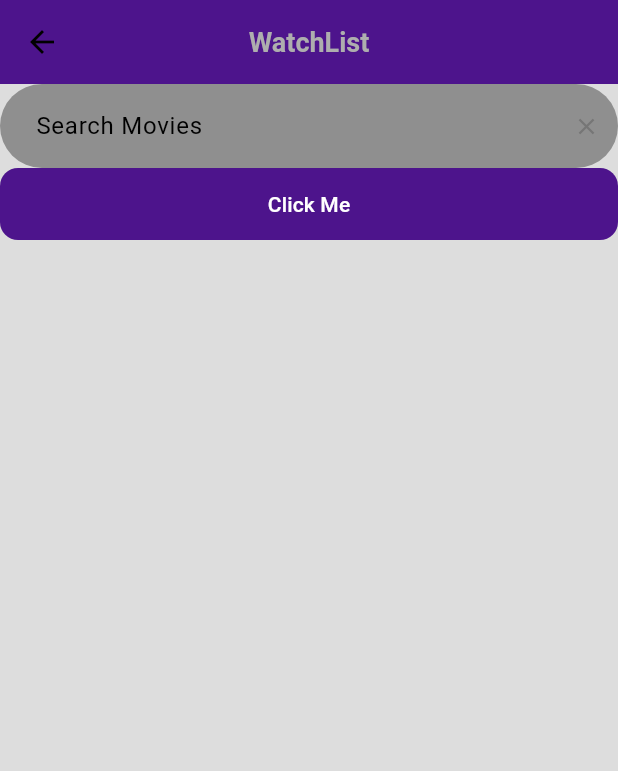
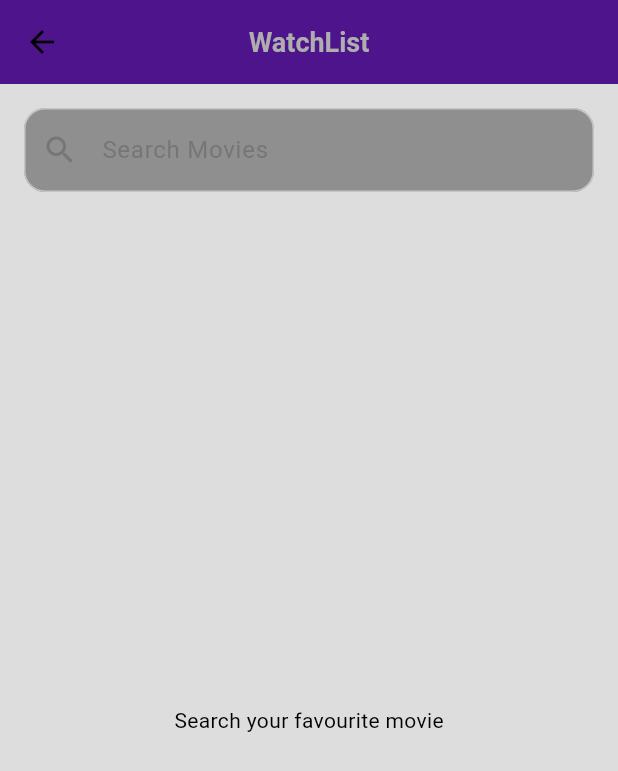
Before and after one commit to avi651/flutter_clean_movie, a Flutter app: the MovieSearchPage screen opened directly, on a phone screen of 412 x 824 dp. Shown: the top 771 px of the screen. Run offline on Flutter 3.47's test engine with Material 3 defaults, Android fonts, the phone set to English and light mode, and no system bars; our stand-ins replace bloc, carousel_slider, dartz, device_info_plus, dio, easy_localization and 7 more; missing offline and left inert: ansicolor, markdown_widget; accounts and stored records are empty; statements that could not run were skipped.

Commit message:
Integrated the movie app

```diff
--- a/lib/presentation/screens/movie_search_page/movie_search_bar.dart
+++ b/lib/presentation/screens/movie_search_page/movie_search_bar.dart
@@ -1,10 +1,6 @@
 import 'package:flutter/material.dart';
 import 'package:flutter_bloc/flutter_bloc.dart';
 import 'package:flutter_modular/flutter_modular.dart';
-import 'package:movie_clean/core/shared/extensions/iterable_extensions.dart';
-import 'package:movie_clean/core/shared/fetch_state.dart';
-import 'package:movie_clean/core/theme/extensions/material_state_property_extension.dart';
-import 'package:movie_clean/domain/entities/search_movie_entity/search_movie_entity.dart';
 import 'package:movie_clean/presentation/bloc/search_movie_cubit/search_movie_cubit.dart';
 import 'package:movie_clean/presentation/widgets/f_animated_scale_y.dart';
 import 'package:movie_clean/presentation/widgets/f_color_builder.dart';
@@ -12,68 +8,27 @@ import 'package:movie_clean/presentation/widgets/f_color_builder.dart';
 class MovieSearchBar extends StatelessWidget {
   final TextEditingController searchFieldController;
   final FocusNode searchFocusNode;
+
   const MovieSearchBar({
+    super.key,
     required this.searchFieldController,
     required this.searchFocusNode,
-    super.key,
   });
 
   @override
   Widget build(BuildContext context) {
-    return FColorBuilder(
-      builder: (context, colors) {
+    return BlocBuilder<SearchMovieCubit, SearchMovieFetchState>(
+      bloc: Modular.get<SearchMovieCubit>(),
+      builder: (context, state) {
         return Column(
-          crossAxisAlignment: CrossAxisAlignment.stretch,
           children: [
-            SearchBar(
+            _SearchTextField(
               controller: searchFieldController,
               focusNode: searchFocusNode,
-              backgroundColor: colors.neutral.v10.msAll(),
-              overlayColor: colors.neutral.v10.msAll(),
-              textStyle: TextStyle(color: colors.neutral.v100).msAll(),
-              surfaceTintColor: colors.neutral.v10.msAll(),
-              hintText: "Search Movies",
-              onTapOutside: (event) {
-                searchFocusNode.unfocus();
-              },
-              trailing: [
-                GestureDetector(
-                  onTap: () {
-                    searchFieldController.clear();
-                  },
-                  child: Icon(Icons.clear, size: 18, color: colors.neutral.v60),
-                ),
-              ],
+              isLoading: state.isBusy,
             ),
-            BlocBuilder<SearchMovieCubit, SearchMovieFetchState>(
-              bloc: Modular.get<SearchMovieCubit>(),
-              builder: (context, state) {
-                return ConstrainedBox(
-                  constraints: BoxConstraints(
-                    maxHeight: MediaQuery.of(context).size.height * 0.5,
-                  ),
-                  child: SingleChildScrollView(
-                    child: Column(
-                      crossAxisAlignment: CrossAxisAlignment.stretch,
-                      children: [
-                        FAnimatedScaleY(
-                          visible: state.isBusy,
-                          child: const _Loading(),
-                        ),
-                        switch (state) {
-                          FetchStateBusy(:final data?) ||
-                          FetchStateSuccess(:final data) => _Suggestions(
-                            searchMovieEntity: data,
-                            controller: searchFieldController,
-                          ),
-                          _ => const SizedBox(),
-                        },
-                      ],
-                    ),
-                  ),
-                );
-              },
-            ),
+
+            FAnimatedScaleY(visible: state.isBusy, child: const _Loading()),
           ],
         );
       },
@@ -81,58 +36,123 @@ class MovieSearchBar extends StatelessWidget {
   }
 }
 
-class _Loading extends StatelessWidget {
-  const _Loading();
+class _SearchTextField extends StatelessWidget {
+  final TextEditingController controller;
+  final FocusNode focusNode;
+  final bool isLoading;
+
+  const _SearchTextField({
+    required this.controller,
+    required this.focusNode,
+    required this.isLoading,
+  });
+
   @override
   Widget build(BuildContext context) {
-    return const Column(
-      children: [
-        SizedBox(height: 4),
-        LinearProgressIndicator(backgroundColor: Colors.red),
-      ],
+    final cubit = Modular.get<SearchMovieCubit>();
+
+    return FColorBuilder(
+      builder: (context, colors) {
+        return ValueListenableBuilder<TextEditingValue>(
+          valueListenable: controller,
+          builder: (_, value, __) {
+            return SizedBox(
+              height: 56,
+
+              child: TextField(
+                controller: controller,
+                focusNode: focusNode,
+
+                cursorColor: colors.neutral.v100,
+
+                style: TextStyle(color: colors.neutral.v100, fontSize: 16),
+
+                textInputAction: TextInputAction.search,
+
+                onChanged: cubit.search,
+
+                decoration: InputDecoration(
+                  hintText: "Search Movies",
+
+                  hintStyle: TextStyle(color: colors.neutral.v60),
+
+                  filled: true,
+
+                  fillColor: colors.neutral.v10,
+
+                  prefixIcon: Icon(Icons.search, color: colors.neutral.v60),
+
+                  suffixIcon: _ClearButton(
+                    controller: controller,
+                    isLoading: isLoading,
+                  ),
+
+                  contentPadding: const EdgeInsets.symmetric(vertical: 16),
+
+                  enabledBorder: OutlineInputBorder(
+                    borderRadius: BorderRadius.circular(14),
+                    borderSide: BorderSide(color: colors.neutral.v40),
+                  ),
+
+                  focusedBorder: OutlineInputBorder(
+                    borderRadius: BorderRadius.circular(14),
+                    borderSide: BorderSide(color: colors.neutral.v70),
+                  ),
+                ),
+              ),
+            );
+          },
+        );
+      },
     );
   }
 }
 
-class _Suggestions extends StatelessWidget {
-  final SearchMovieEntity searchMovieEntity;
+class _ClearButton extends StatelessWidget {
   final TextEditingController controller;
+  final bool isLoading;
 
-  const _Suggestions({
-    required this.searchMovieEntity,
-    required this.controller,
-  });
+  const _ClearButton({required this.controller, required this.isLoading});
 
   @override
   Widget build(BuildContext context) {
-    return Column(
-      crossAxisAlignment: CrossAxisAlignment.stretch,
-      children: _buildSuggestions(
-        context,
-      ).seperated(seperator: const SizedBox(height: 4)),
+    final cubit = Modular.get<SearchMovieCubit>();
+
+    if (isLoading) {
+      return const Padding(
+        padding: EdgeInsets.all(16),
+        child: SizedBox(
+          width: 18,
+          height: 18,
+          child: CircularProgressIndicator(strokeWidth: 2),
+        ),
+      );
+    }
+
+    if (controller.text.isEmpty) {
+      return const SizedBox.shrink();
+    }
+
+    return IconButton(
+      splashRadius: 20,
+      icon: const Icon(Icons.close),
+      onPressed: () {
+        controller.clear();
+
+        cubit.clear();
+      },
     );
   }
+}
 
-  Iterable<Widget> _buildSuggestions(BuildContext context) sync* {
-    for (final suggestion in searchMovieEntity.results) {
-      yield FColorBuilder(
-        builder: (context, colors) {
-          return GestureDetector(
-            onTap: () {
-              Modular.get<SearchMovieCubit>().fetch(suggestion.title);
-              controller.text = "";
-            },
-            child: Container(
-              decoration: BoxDecoration(
-                color: colors.neutral.v10,
-                borderRadius: BorderRadius.circular(8),
-              ),
-              padding: EdgeInsets.symmetric(horizontal: 12, vertical: 8),
-              child: Text(suggestion.title),
-            ),
-          );
-        },
-      );
-    }
+class _Loading extends StatelessWidget {
+  const _Loading();
+
+  @override
+  Widget build(BuildContext context) {
+    return const Padding(
+      padding: EdgeInsets.only(top: 6),
+      child: LinearProgressIndicator(minHeight: 2),
+    );
   }
 }
--- a/lib/presentation/screens/movie_search_page/movie_search_page.dart
+++ b/lib/presentation/screens/movie_search_page/movie_search_page.dart
@@ -1,8 +1,13 @@
 import 'package:flutter/material.dart';
+import 'package:flutter_bloc/flutter_bloc.dart';
 import 'package:flutter_modular/flutter_modular.dart';
+
+import 'package:movie_clean/core/shared/fetch_state.dart';
+import 'package:movie_clean/domain/entities/search_movie_entity/search_movie_entity.dart';
 import 'package:movie_clean/presentation/bloc/search_movie_cubit/search_movie_cubit.dart';
-import 'package:movie_clean/presentation/screens/language_page/language_page.dart';
-import 'package:movie_clean/presentation/screens/movie_search_page/movie_search_bar.dart';
+
+import 'movie_grid.dart';
+import 'movie_search_bar.dart';
 
 class MovieSearchPage extends StatefulWidget {
   const MovieSearchPage({super.key});
@@ -12,56 +17,76 @@ class MovieSearchPage extends StatefulWidget {
 }
 
 class _MovieSearchPageState extends State<MovieSearchPage> {
-  late final TextEditingController searchFieldController;
-  late final FocusNode searchFocusNode;
-  late final SearchMovieCubit searchMovieCubit;
-  final ValueNotifier<bool> isSearchFocusedRx = ValueNotifier(false);
-
-  String searchQuery = "";
+  late final TextEditingController _searchController;
+  late final FocusNode _focusNode;
+  late final SearchMovieCubit _cubit;
 
   @override
   void initState() {
     super.initState();
-    searchMovieCubit = Modular.get();
-    _initSearchControllers();
-  }
 
-  void _initSearchControllers() {
-    searchFocusNode = FocusNode()
-      ..addListener(() => isSearchFocusedRx.value = searchFocusNode.hasFocus);
-    searchFieldController = TextEditingController()
-      ..addListener(_onSearchFieldChanged);
-  }
+    _cubit = Modular.get<SearchMovieCubit>();
 
-  void _onSearchFieldChanged() {
-    if (searchQuery == searchFieldController.text) return;
-    searchQuery = searchFieldController.text;
-    searchMovieCubit.search(searchQuery);
+    _searchController = TextEditingController();
+
+    _focusNode = FocusNode();
   }
 
   @override
   void dispose() {
+    _searchController.dispose();
+    _focusNode.dispose();
     super.dispose();
-    searchFieldController.dispose();
-    searchFocusNode.dispose();
   }
 
   @override
   Widget build(BuildContext context) {
     return Scaffold(
       appBar: AppBar(title: const Text("WatchList")),
-      body: Center(
+
+      body: SafeArea(
         child: Column(
           children: [
-            MovieSearchBar(
-              searchFieldController: searchFieldController,
-              searchFocusNode: searchFocusNode,
+            /// SEARCH BAR
+            Padding(
+              padding: const EdgeInsets.fromLTRB(16, 16, 16, 8),
+              child: MovieSearchBar(
+                searchFieldController: _searchController,
+                searchFocusNode: _focusNode,
+              ),
             ),
-            ElevatedButton(
-              onPressed: () {
-                Modular.to.pushNamed(LanguagePage.path);
-              },
-              child: Text("Click Me"),
+
+            /// GRID
+            Expanded(
+              child: BlocBuilder<SearchMovieCubit, SearchMovieFetchState>(
+                bloc: _cubit,
+                builder: (_, state) {
+                  switch (state) {
+                    case FetchStateBusy(:final SearchMovieEntity? data):
+                      return MovieGrid(
+                        movies:
+                            data ??
+                            const SearchMovieEntity(
+                              page: 1,
+                              results: [],
+                              totalPages: 1,
+                              totalResults: 0,
+                            ),
+                      );
+
+                    case FetchStateSuccess(:final SearchMovieEntity data):
+                      return MovieGrid(movies: data);
+
+                    case FetchStateError():
+                      return const Center(child: Text("Something went wrong"));
+
+                    default:
+                      return const Center(
+                        child: Text("Search your favourite movie"),
+                      );
+                  }
+                },
+              ),
             ),
           ],
         ),
```
Also changed, not shown: lib/presentation/bloc/search_movie_cubit/search_movie_cubit.dart (+20 -0 lines), lib/presentation/screens/movie_search_page/movie_card.dart (added, +93 -0 lines), lib/presentation/screens/movie_search_page/movie_grid.dart (added, +34 -0 lines).
